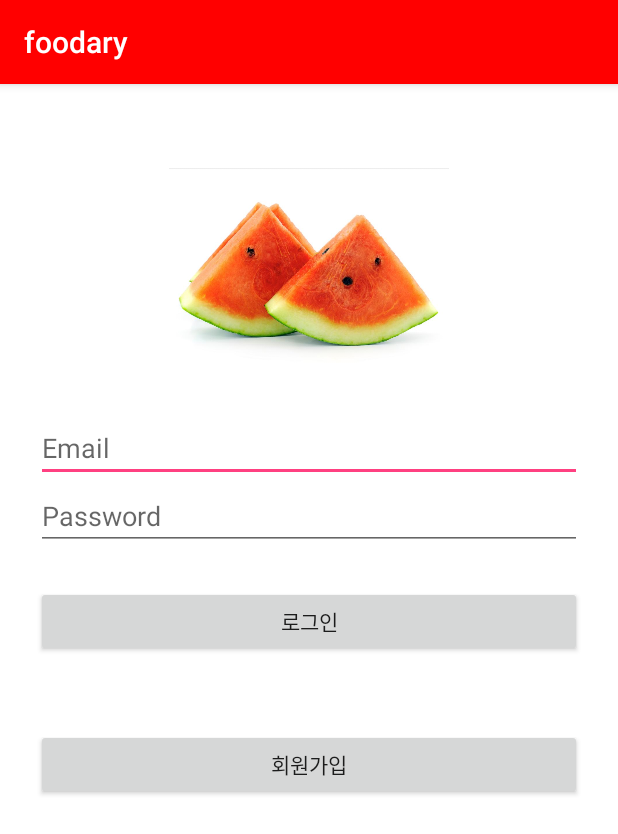
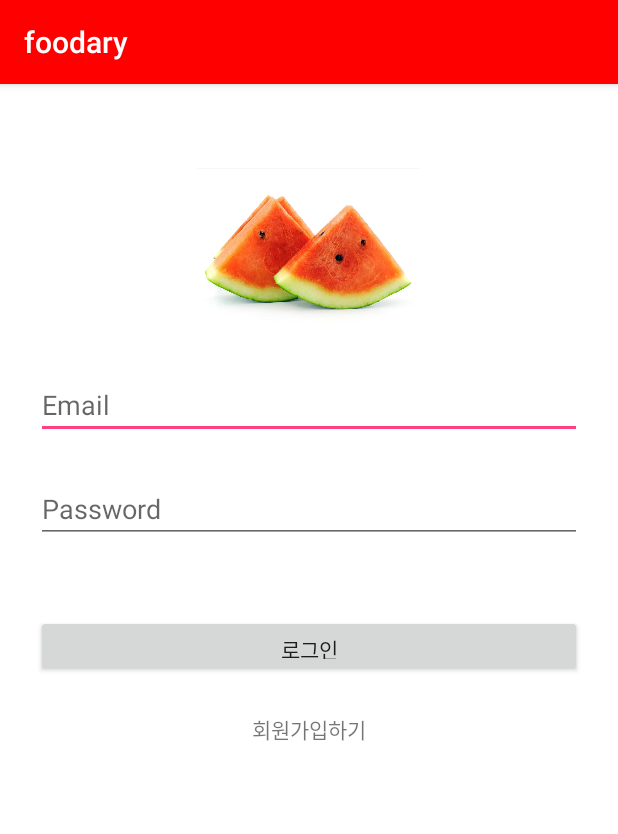
Before and after one commit to cadinz/Foodary, an Android app: the LoginActivity screen opened directly, with no data from a screen before it, on a phone screen of 412 x 824 dp. Shown: the top 834 px of the screen. Run offline under Robolectric (Android 15) with nearby library versions, the phone set to English and light mode, and no system bars; our stand-ins replace Firebase (no records; nobody signed in at launch, a user with empty details on screens opened directly).

Commit message:
에헤헿

```diff
--- a/app/src/main/AndroidManifest.xml
+++ b/app/src/main/AndroidManifest.xml
@@ -12,9 +12,10 @@
         <activity android:name=".LoginActivity">
             <intent-filter>
                 <action android:name="android.intent.actions.MAIN" />
-
                 <category android:name="android.intent.category.LAUNCHER" />
             </intent-filter>
+        </activity>
+        <activity android:name=".MainActivity">
         </activity>
     </application>
 
--- a/app/src/main/java/com/dongyang/dev/foodary/LoginActivity.java
+++ b/app/src/main/java/com/dongyang/dev/foodary/LoginActivity.java
@@ -1,5 +1,6 @@
 package com.dongyang.dev.foodary;
 
+import android.content.Intent;
 import android.support.annotation.NonNull;
 import android.support.v7.app.AppCompatActivity;
 import android.os.Bundle;
@@ -12,7 +13,6 @@ import com.google.android.gms.tasks.OnCompleteListener;
 import com.google.android.gms.tasks.Task;
 import com.google.firebase.auth.AuthResult;
 import com.google.firebase.auth.FirebaseAuth;
-import com.google.firebase.auth.FirebaseUser;
 
 
 public class LoginActivity extends AppCompatActivity {
@@ -20,8 +20,7 @@ public class LoginActivity extends AppCompatActivity {
     private TextView input_email;
     private TextView input_password;
     private Button btn_login;
-    private Button btn_signin;
-
+    private TextView et_signin;
 
     @Override
     protected void onCreate(Bundle savedInstanceState) {
@@ -35,17 +34,18 @@ public class LoginActivity extends AppCompatActivity {
         input_password = findViewById(R.id.input_password);
 
         btn_login = findViewById(R.id.btn_login);
-        btn_signin = findViewById(R.id.btn_signin);
-
+        et_signin = findViewById(R.id.et_signin);
 
         btn_login.setOnClickListener(new View.OnClickListener( ) {
             @Override
             public void onClick(View view) {
-                mAuth.signInWithEmailAndPassword(input_email.getText( ) + "", input_password.getText( ) + "").addOnCompleteListener(new OnCompleteListener<AuthResult>( ) {
+                mAuth.signInWithEmailAndPassword(input_email.getText( )+"", input_password.getText( )+"").addOnCompleteListener(new OnCompleteListener<AuthResult>( ) {
                     @Override
                     public void onComplete(@NonNull Task<AuthResult> task) {
                         if (task.isSuccessful()) {
-                            Toast.makeText(LoginActivity.this, "로그인 성공", Toast.LENGTH_SHORT).show( );
+                            Intent intent = new Intent(getApplicationContext(),MainActivity.class);
+                            startActivity(intent);
+                            finish();
                         } else{
                             Toast.makeText(LoginActivity.this, "로그인 실패", Toast.LENGTH_SHORT).show( );
                         }
@@ -56,7 +56,7 @@ public class LoginActivity extends AppCompatActivity {
         });
 
 
-        btn_signin.setOnClickListener(new View.OnClickListener( ) {
+        et_signin.setOnClickListener(new View.OnClickListener( ) {
             @Override
             public void onClick(View view) {
                 mAuth.createUserWithEmailAndPassword(input_email.getText( ) + "", input_password.getText( ) + "").addOnCompleteListener(new OnCompleteListener<AuthResult>( ) {
--- a/app/src/main/res/layout/activity_login.xml
+++ b/app/src/main/res/layout/activity_login.xml
@@ -26,8 +26,8 @@
         android:paddingTop="56dp">
 
         <ImageView
-            android:layout_width="wrap_content"
-            android:layout_height="140dp"
+            android:layout_width="290dp"
+            android:layout_height="111dp"
             android:layout_gravity="center_horizontal"
             android:layout_marginBottom="24dp"
             android:src="@drawable/logo" />
@@ -46,27 +46,27 @@
             android:layout_width="match_parent"
             android:layout_height="wrap_content"
             android:hint="Password"
+            android:layout_marginBottom="24dp"
+            android:layout_marginTop="24dp"
             android:inputType="textPassword" />
 
         <android.support.v7.widget.AppCompatButton
             android:id="@+id/btn_login"
             android:layout_width="fill_parent"
-            android:layout_height="47dp"
+            android:layout_height="41dp"
             android:layout_marginBottom="24dp"
             android:layout_marginTop="24dp"
             android:padding="12dp"
             android:text="로그인"
             tools:background="@color/colorPrimary" />
 
-        <android.support.v7.widget.AppCompatButton
-            android:id="@+id/btn_signin"
-            android:layout_width="fill_parent"
-            android:layout_height="47dp"
-            android:layout_marginBottom="24dp"
-            android:layout_marginTop="24dp"
-            android:padding="12dp"
-            android:text="회원가입"
-            tools:background="@color/colorPrimary" />
+        <TextView
+            android:id="@+id/et_signin"
+            android:layout_width="match_parent"
+            android:layout_height="wrap_content"
+            android:clickable="true"
+            android:gravity="center_horizontal"
+            android:text="회원가입하기" />
 
     </LinearLayout>
 </LinearLayout>
```
Also changed, not shown: 1 other file.
